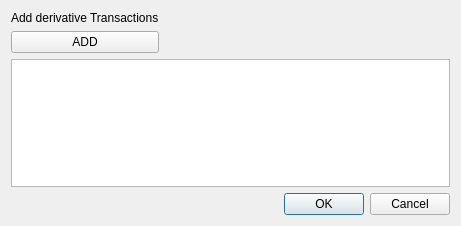
JulianAlejandro/QT_CuentasCPP, file frontend/addderivatetransactiondialog/addderivativetransactionsdialog.ui: the form before one commit.
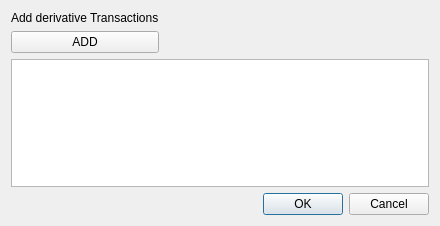
The form after the commit.

```diff
--- a/frontend/addderivatetransactiondialog/addderivativetransactionsdialog.ui
+++ b/frontend/addderivatetransactiondialog/addderivativetransactionsdialog.ui
@@ -6,7 +6,7 @@
    <rect>
     <x>0</x>
     <y>0</y>
-    <width>461</width>
+    <width>440</width>
     <height>226</height>
    </rect>
   </property>
```
